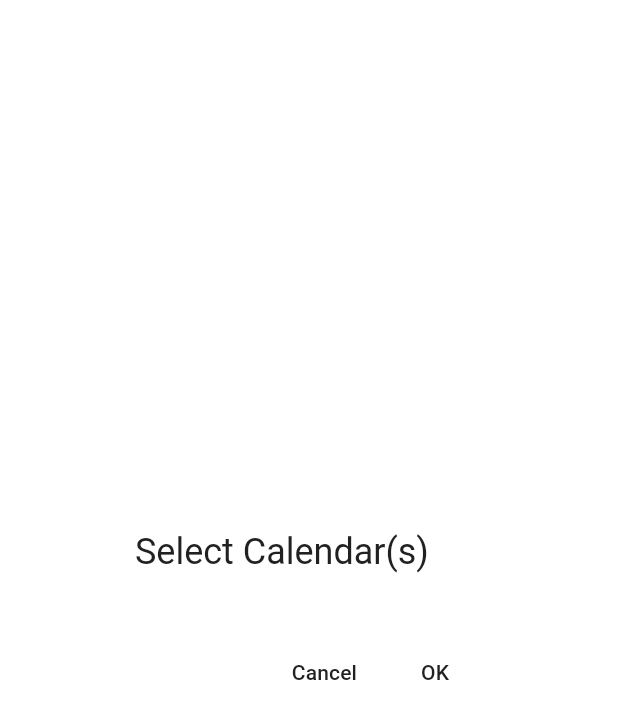
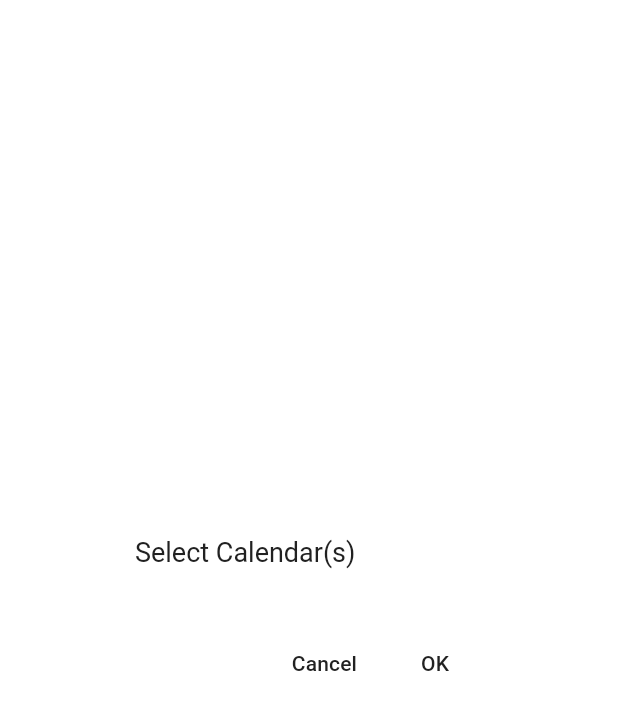
Before and after one commit to Maria-Donosova/timelyst_front, a Flutter app: the CalendarSelectionWidget widget shown alone on an empty page, opened directly with empty values, on a phone screen of 412 x 824 dp. Shown: the top 719 px of the screen. Run offline on Flutter 3.47's test engine with Material 3 defaults, Android fonts, the phone set to English and light mode, and no system bars; our stand-ins replace flutter_dotenv, flutter_secure_storage, google_sign_in, syncfusion_flutter_calendar; missing offline and left inert: dart:ffi, google_sign_in_web, jwt_decode; accounts and stored records are empty; Roboto replaces fonts that are missing (Lora); project files that could hold a hidden picture were left out.

Commit message:
change title text style

```diff
--- a/lib/widgets/calendar/views/calendar_selection_widget.dart
+++ b/lib/widgets/calendar/views/calendar_selection_widget.dart
@@ -44,7 +44,8 @@ class _CalendarSelectionWidgetState extends State<CalendarSelectionWidget> {
     }
 
     return AlertDialog(
-      title: const Text('Select Calendar(s)'),
+      title: Text('Select Calendar(s)',
+          style: Theme.of(context).textTheme.displayMedium),
       content: SingleChildScrollView(
         child: Column(
           mainAxisSize: MainAxisSize.min,
```
